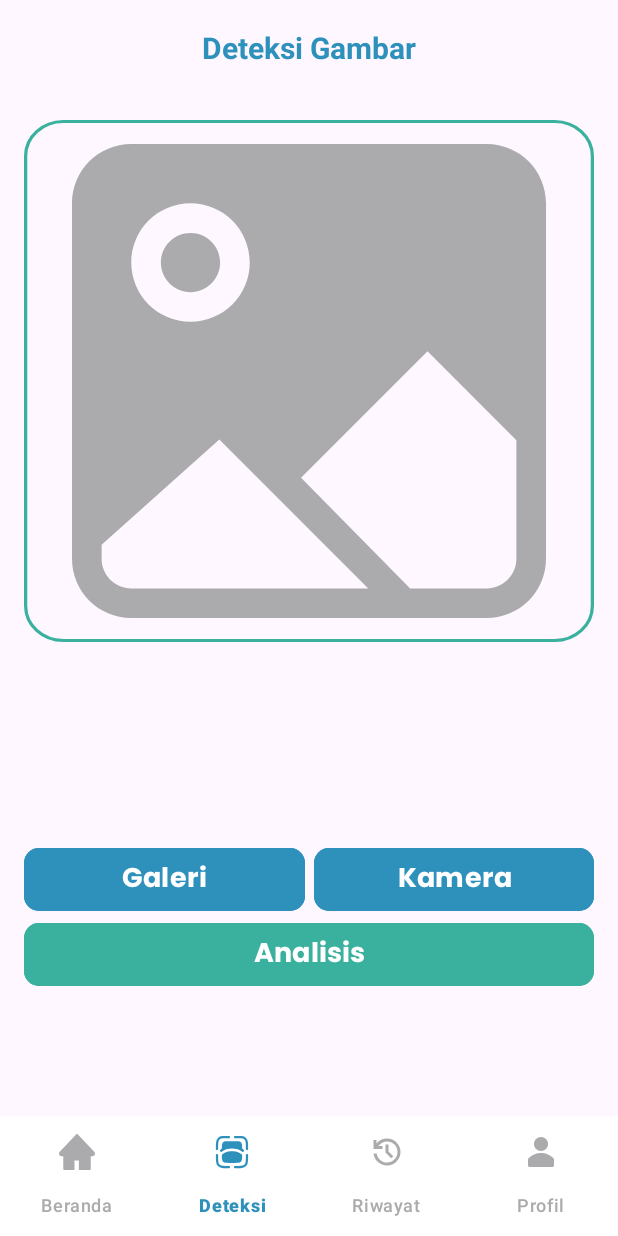
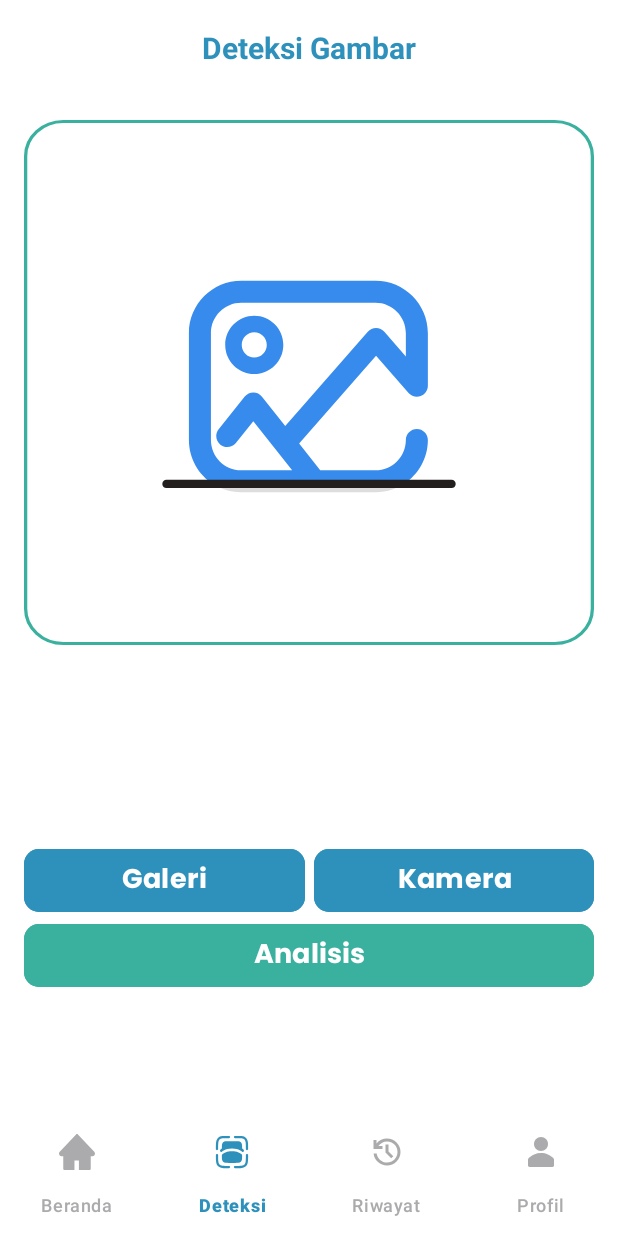
Before and after one commit to Fish-Snap/FishSnap, an Android app: the DetectionFragment screen opened through its navigation route, on a phone screen of 412 x 824 dp. Run offline under Robolectric (Android 15) with nearby library versions, the phone set to English and light mode, and no system bars; our stand-ins replace navigation-ui; libraries missing offline, so code that uses them is left out: com.yalantis.ucrop; pictures from the network do not load.

Commit message:
style: change placholder with animation and add background color

```diff
--- a/app/src/main/res/layout/fragment_detection.xml
+++ b/app/src/main/res/layout/fragment_detection.xml
@@ -4,12 +4,14 @@
     xmlns:tools="http://schemas.android.com/tools"
     android:layout_width="match_parent"
     android:layout_height="match_parent"
+    android:background="@color/white"
     tools:context=".ui.detection.DetectionFragment">
 
     <com.google.android.material.appbar.AppBarLayout
         android:id="@+id/appbar_layout"
         android:layout_width="match_parent"
         android:layout_height="wrap_content"
+        android:background="@color/white"
         app:layout_constraintEnd_toEndOf="parent"
         app:layout_constraintStart_toStartOf="parent"
         app:layout_constraintTop_toTopOf="parent">
@@ -25,10 +27,10 @@
 
     </com.google.android.material.appbar.AppBarLayout>
 
-    <ImageView
+    <com.airbnb.lottie.LottieAnimationView
         android:id="@+id/previewImageView"
         android:layout_width="0dp"
-        android:layout_height="wrap_content"
+        android:layout_height="350dp"
         android:layout_margin="16dp"
         android:background="@drawable/background_imagepreview"
         android:contentDescription="@string/image_preview"
@@ -36,7 +38,10 @@
         app:layout_constraintEnd_toEndOf="parent"
         app:layout_constraintStart_toStartOf="parent"
         app:layout_constraintTop_toBottomOf="@id/appbar_layout"
-        app:srcCompat="@drawable/place_holder" />
+        app:lottie_autoPlay="true"
+        app:lottie_loop="true"
+        app:lottie_rawRes="@raw/placeholder"
+        tools:ignore="ImageContrastCheck" />
 
     <com.google.android.material.button.MaterialButton
         android:id="@+id/btn_gallery"
@@ -94,6 +99,6 @@
         app:layout_constraintHorizontal_bias="1.0"
         app:layout_constraintStart_toEndOf="@id/btn_gallery"
         app:layout_constraintTop_toBottomOf="@+id/btn_gallery"
-        tools:ignore="VisualLintButtonSize" />
+        tools:ignore="VisualLintButtonSize,TextContrastCheck" />
 
 </androidx.constraintlayout.widget.ConstraintLayout>
```
Also changed, not shown: app/src/main/java/com/example/fishsnap/ui/detection/DetectionFragment.kt (+1 -8 lines), app/src/main/res/raw/placeholder.json (added, +1 -0 lines).
